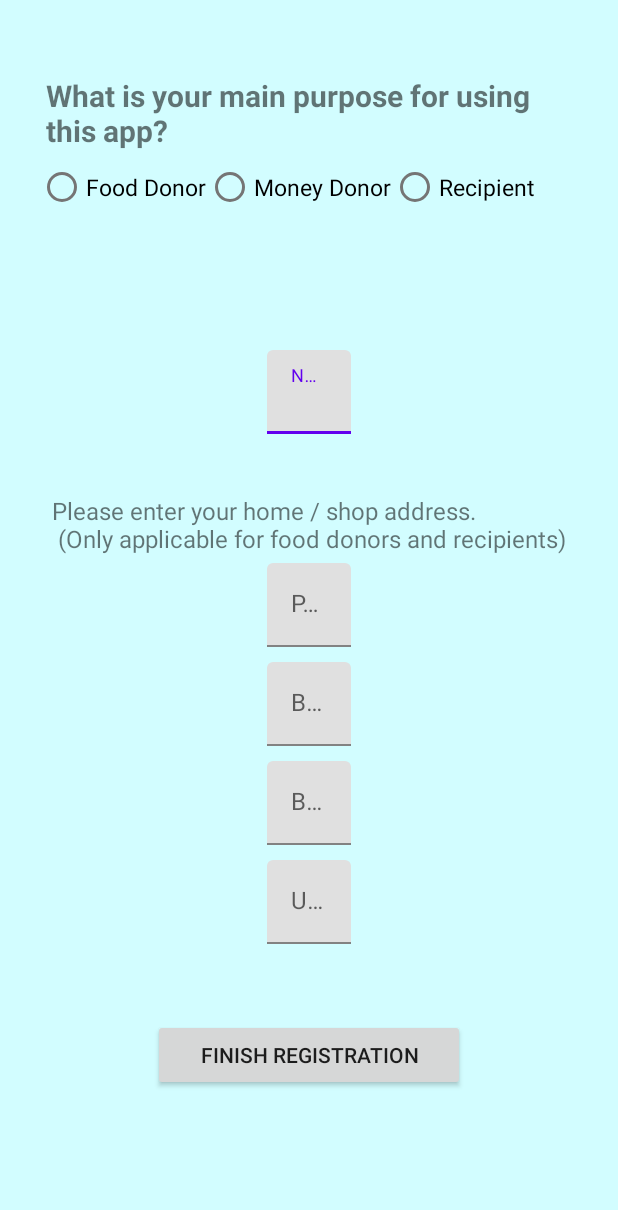
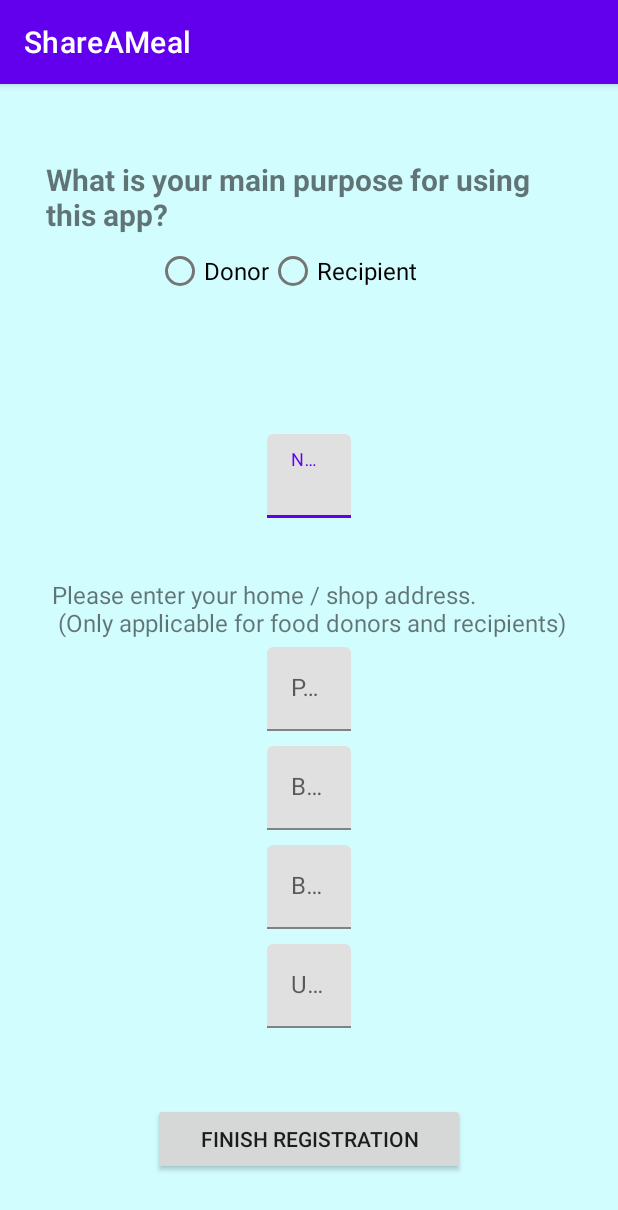
Before and after one commit to honganhcs/ShareAMeal, an Android app: the SignupActivity_getUserInfo screen opened directly, with no data from a screen before it, on a phone screen of 412 x 824 dp. Shown: the top 1210 px of the screen. Run offline under Robolectric (Android 15) with nearby library versions, the phone set to English and light mode, and no system bars; our stand-ins replace Firebase (no records; nobody signed in at launch, a user with empty details on screens opened directly).

Commit message:
1) Edited user group options, 2) Changed "NoActionBar" to "DarkActionBar" for the moment for debugging purposes

```diff
--- a/ShareAMeal/app/src/main/res/layout/activity_main.xml
+++ b/ShareAMeal/app/src/main/res/layout/activity_main.xml
@@ -5,4 +5,6 @@
     android:layout_width="match_parent"
     android:layout_height="match_parent"
     tools:context=".MainActivity"
-    android:background="#D2FDFF"/>
+    android:background="#D2FDFF">
+
+</androidx.constraintlayout.widget.ConstraintLayout>
--- a/ShareAMeal/app/src/main/res/layout/activity_signup_get_user_info.xml
+++ b/ShareAMeal/app/src/main/res/layout/activity_signup_get_user_info.xml
@@ -37,25 +37,18 @@
             android:layout_marginRight="30dp">
 
             <RadioButton
-                android:id="@+id/foodDonorBtn"
+                android:id="@+id/donorBtn"
                 android:layout_width="wrap_content"
                 android:layout_height="wrap_content"
-                android:text="Food Donor"
-                android:textSize="15sp" />
-
-            <RadioButton
-                android:id="@+id/moneyDonorBtn"
-                android:layout_width="wrap_content"
-                android:layout_height="wrap_content"
-                android:text="Money Donor"
-                android:textSize="15sp" />
+                android:text="Donor"
+                android:textSize="16sp" />
 
             <RadioButton
                 android:id="@+id/recipientBtn"
                 android:layout_width="wrap_content"
                 android:layout_height="wrap_content"
                 android:text="Recipient"
-                android:textSize="15sp" />
+                android:textSize="16sp" />
 
         </RadioGroup>
 
--- a/ShareAMeal/app/src/main/res/values/themes.xml
+++ b/ShareAMeal/app/src/main/res/values/themes.xml
@@ -1,6 +1,6 @@
 <resources xmlns:tools="http://schemas.android.com/tools">
     <!-- Base application theme. -->
-    <style name="Theme.ShareAMeal" parent="Theme.MaterialComponents.DayNight.NoActionBar">
+    <style name="Theme.ShareAMeal" parent="Theme.MaterialComponents.DayNight.DarkActionBar">
         <!-- Primary brand color. -->
         <item name="colorPrimary">@color/purple_500</item>
         <item name="colorPrimaryVariant">@color/purple_700</item>
```
Also changed, not shown: ShareAMeal/app/src/main/java/com/example/shareameal/SignupActivity_getUserInfo.java (+4 -19 lines).
